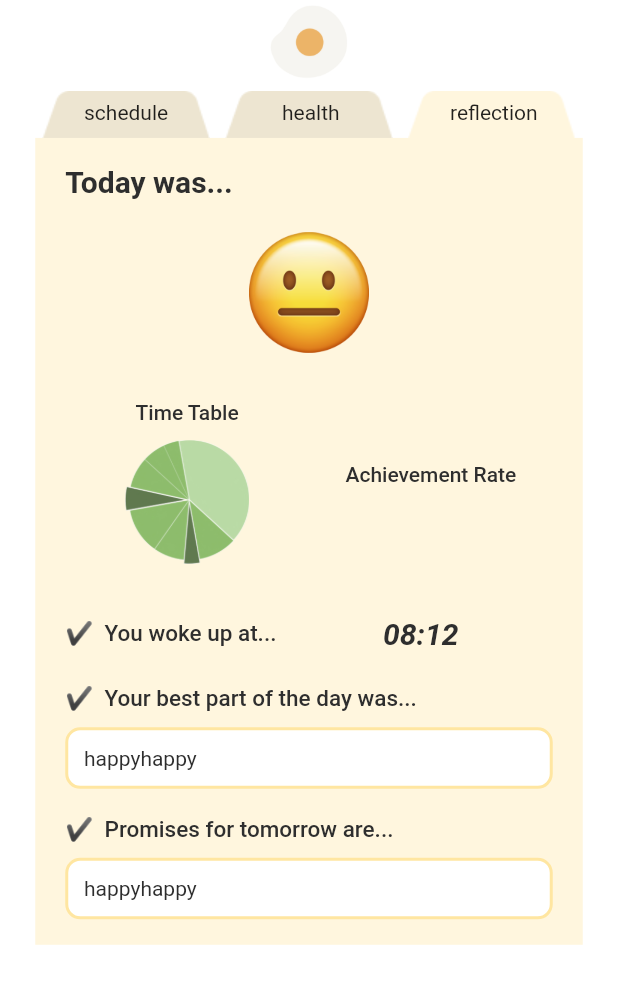
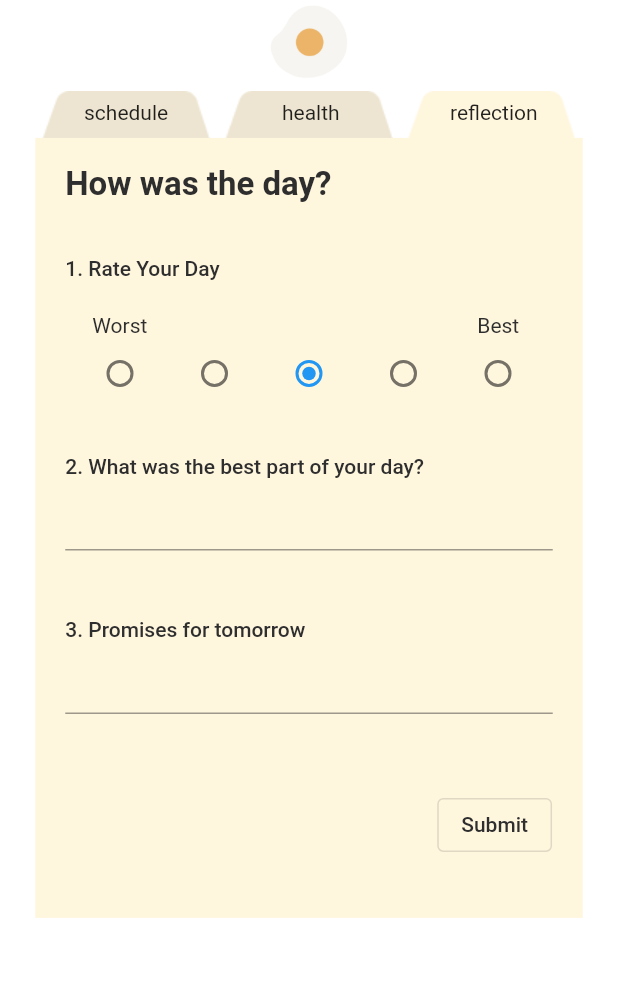
Before and after one commit to HCI-CEO/LifeIsAnEgg, a Flutter app: the screen it shows after launch, after a tap on "reflection", on a phone screen of 412 x 824 dp. Shown: the top 984 px of the screen. Run offline on Flutter 3.47's test engine with Material 2 defaults, Android fonts, the phone set to English and light mode, and no system bars.

Commit message:
1차 완

```diff
--- a/lib/day_file_box.dart
+++ b/lib/day_file_box.dart
@@ -14,7 +14,6 @@ class _FileBoxState extends State<FileBox> {
   int curPage = 0;
 
   void navigate(int p){
-
     setState(() {
       List _temp = [..._navPageImg];
       for(int i=0;i<3;i++){
@@ -79,16 +78,16 @@ class _FileBoxState extends State<FileBox> {
         ),
         Container(
           width: 365,
-          color: Color.fromARGB(255, 255, 246, 222),
+          color: const Color.fromARGB(255, 255, 246, 222),
           child: Padding(
-            padding: EdgeInsets.fromLTRB(20, 10, 20, 10),
+            padding: const EdgeInsets.fromLTRB(20, 10, 20, 10),
             child:(
                 curPage==0?
                 /**** ScheduleList() ****/ null :(
                     curPage==1?
                     /**** 여기에 null 대신 Health ****/ null  : (
                         curPage==2?
-                            Submit()
+                            ReflectionResult()
                             :null
                     )
                 )
@@ -99,14 +98,3 @@ class _FileBoxState extends State<FileBox> {
     );
   }
 }
-
-class Submit extends StatelessWidget {
-  const Submit({Key? key}) : super(key: key);
-
-  @override
-  Widget build(BuildContext context) {
-    return Container(
-      child: ReflectionResult()
-    );
-  }
-}
--- a/lib/main.dart
+++ b/lib/main.dart
@@ -15,6 +15,7 @@ class MyApp extends StatelessWidget {
       theme: ThemeData(
       ),
       home: Scaffold(
+        resizeToAvoidBottomInset: false,
         backgroundColor: Colors.white,
         appBar: AppBar(
           backgroundColor: Colors.white,
--- a/lib/reflection.dart
+++ b/lib/reflection.dart
@@ -10,41 +10,49 @@ class Reflection extends StatefulWidget {
 class _ReflectionState extends State<Reflection> {
   int rateDay = 3;
 
-  TextEditingController BestPartTextController = TextEditingController();
-  TextEditingController PromisesTextController = TextEditingController();
+  String bestPart ='';
+  String promises = '';
+
+  ScrollController scrollController = ScrollController();
+  TextEditingController bestPartTextController = TextEditingController();
+  TextEditingController promisesTextController = TextEditingController();
 
   @override
   void dispose(){
-    BestPartTextController.dispose();
-    PromisesTextController.dispose();
+    bestPartTextController.dispose();
+    promisesTextController.dispose();
+    scrollController.dispose();
     super.dispose();
   }
 
   @override
   Widget build(BuildContext context) {
-    return SingleChildScrollView (
+    return Container(
+      height: 500,
+      child: SingleChildScrollView (
+        controller: scrollController,
         scrollDirection: Axis.vertical,
         child: Column(
           crossAxisAlignment: CrossAxisAlignment.start,
-        children: [
-          SizedBox(height: 8),
-          Text('How was the day?',
+          children: <Widget> [
+            const SizedBox(height: 8),
+            const Text('How was the day?',
             style: TextStyle(
               color: Color.fromARGB(255, 46, 46, 46),
-            fontSize: 20,
+              fontSize: 22,
               fontWeight: FontWeight.bold,
             ),),
-          SizedBox(height: 35,),
-          Text('1. Rate Your Day',
+            const SizedBox(height: 35,),
+            const Text('1. Rate Your Day',
               style: TextStyle(
                 color: Color.fromARGB(255, 46, 46, 46),
                 fontWeight: FontWeight.w500
               )
             ),
-          SizedBox(height: 22),
+            const SizedBox(height: 22),
             Row(
               mainAxisAlignment: MainAxisAlignment.start,
-            children: <Widget> [
+              children: const <Widget> [
                 SizedBox(width: 18),
                 Text('Worst',
                     style: TextStyle(
@@ -70,7 +78,7 @@ class _ReflectionState extends State<Reflection> {
                         rateDay = 1;
                       });
                     }),
-              SizedBox(width: 15),
+                const SizedBox(width: 15),
                 Radio(
                     value: 2,
                     groupValue: rateDay,
@@ -79,7 +87,7 @@ class _ReflectionState extends State<Reflection> {
                         rateDay = 2;
                       });
                     }),
-              SizedBox(width: 15),
+                const SizedBox(width: 15),
                 Radio(
                     value: 3,
                     groupValue: rateDay,
@@ -88,7 +96,7 @@ class _ReflectionState extends State<Reflection> {
                         rateDay = 3;
                       });
                     }),
-              SizedBox(width: 15),
+                const SizedBox(width: 15),
                 Radio(
                     value: 4,
                     groupValue: rateDay,
@@ -97,7 +105,7 @@ class _ReflectionState extends State<Reflection> {
                         rateDay = 4;
                       });
                     }),
-              SizedBox(width: 15),
+                const SizedBox(width: 15),
                 Radio(
                     value: 5,
                     groupValue: rateDay,
@@ -108,40 +116,56 @@ class _ReflectionState extends State<Reflection> {
                     }),
               ],
             ),
-          SizedBox(height: 30),
-          Text('2. What was the best part of your day?',
+            const SizedBox(height: 30),
+            const Text('2. What was the best part of your day?',
               style: TextStyle(
                   color: Color.fromARGB(255, 46, 46, 46),
                   fontWeight: FontWeight.w500
                 ),
             ),
             TextField(
-            controller: BestPartTextController,
+              controller: bestPartTextController,
+              onChanged: (text) {
+                bestPart = bestPartTextController.text;
+              },
+              onTap: () {
+                scrollController.animateTo(140.0,
+                    duration: Duration(milliseconds: 500),
+                    curve: Curves.ease);
+              },
             ),
-          SizedBox(height: 45),
-          Text('3. Promises for tomorrow',
+            const SizedBox(height: 45),
+            const Text('3. Promises for tomorrow',
               style: TextStyle(
                   color: Color.fromARGB(255, 46, 46, 46),
                   fontWeight: FontWeight.w500
               ),
             ),
             TextField(
-            controller: PromisesTextController,
+              controller: promisesTextController,
+              onChanged: (text) {
+                promises = promisesTextController.text;
+              },
+              onTap: () {
+                scrollController.animateTo(140.0,
+                    duration: Duration(milliseconds: 500),
+                    curve: Curves.ease);
+              },
             ),
-          SizedBox(height: 50),
+            const SizedBox(height: 50),
             Row(
               children: [
-              SizedBox(width: 248),
+                const SizedBox(width: 248),
                 OutlinedButton(
                     onPressed: () {
                       showDialog(
                         context: context,
                         builder: (BuildContext context) {
                           return AlertDialog(
-                          title: Text('Reflection Result'),
+                            title: const Text('Reflection Result'),
                             content: SingleChildScrollView(
                               child: ListBody(
-                              children: <Widget> [
+                                children: const <Widget> [
                                   Text('Once submitted, you cannot edit the answers again.',
                                       style: TextStyle (
                                           color: Color.fromARGB(255, 46, 46, 46)
@@ -158,7 +182,7 @@ class _ReflectionState extends State<Reflection> {
                                   onPressed: () {
                                     Navigator.of(context).pop();
                                   },
-                                child: Text('NO',
+                                  child: const Text('NO',
                                   style: TextStyle (
                                     color: Color.fromARGB(255, 46, 46, 46)
                                   ),)
@@ -177,7 +201,7 @@ class _ReflectionState extends State<Reflection> {
                         }
                       );
                     },
-                  child: Text('Submit',
+                    child: const Text('Submit',
                         style: TextStyle(
                           color: Color.fromARGB(255, 46, 46, 46),
                         )
@@ -187,40 +211,56 @@ class _ReflectionState extends State<Reflection> {
             ),
           ],
         ),
+      ),
     );
   }
 }
 
-class ReflectionResult extends StatelessWidget {
-  ReflectionResult({Key? key}) : super(key: key);
+class ReflectionResult extends StatefulWidget {
+  const ReflectionResult({Key? key}) : super(key: key);
 
-  int rateDay = 2; // 데베에서 가져오기
+  @override
+  State<ReflectionResult> createState() => _ReflectionResultState();
+}
 
-  List _emojiImg = <String>['images/worst.png','images/bad.png', 'images/soso.png', 'images/good.png', 'images/best.png'];
+class _ReflectionResultState extends State<ReflectionResult> {
+  final List _emojiImg = <String>['images/worst.png','images/bad.png', 'images/soso.png', 'images/good.png', 'images/best.png'];
 
   @override
   Widget build(BuildContext context) {
-    return SingleChildScrollView(
+    // 데베에서 가져오기
+    int rateDay = 3;
+    double rateValue = 43.0;
+    String bestPart = '';
+    String promises = '';
+    bool yesMemory = true;
+
+    if(yesMemory) {
+      return Reflection();
+    } else {
+      return Container(
+          child: SingleChildScrollView(
               scrollDirection: Axis.vertical,
-        child: Column (
+              child: Column(
                 crossAxisAlignment: CrossAxisAlignment.start,
                 children: [
-            SizedBox(height: 8),
-            Text('Today was...',
-              style: TextStyle (
+                  const SizedBox(height: 8),
+                  const Text(
+                    "Today's Reflection",
+                    style: TextStyle(
                       color: Color.fromARGB(255, 46, 46, 46),
-                fontSize: 20,
+                      fontSize: 22,
                       fontWeight: FontWeight.bold,
                     ),
                   ),
-            SizedBox(height: 22),
+                  const SizedBox(height: 24),
                   Row(
                     mainAxisAlignment: MainAxisAlignment.center,
                     children: [
                       Image.asset(_emojiImg[rateDay], width: 80),
                     ],
                   ),
-            SizedBox(height: 32),
+                  const SizedBox(height: 20),
                   Row(
                     children: [
                       Expanded(
@@ -228,109 +268,133 @@ class ReflectionResult extends StatelessWidget {
                             alignment: Alignment.center,
                             child: Column(
                               children: [
-                        Text('Time Table',
-                          style: TextStyle (
+                                const Text(
+                                  'Time Table',
+                                  style: TextStyle(
                                     color: Color.fromARGB(255, 46, 46, 46),
                                     fontWeight: FontWeight.w500,
-                          ),),
-                        SizedBox(height: 10),
+                                  ),
+                                ),
+                                const SizedBox(height: 10),
                                 Image.asset('images/time_table.png', width: 83)
                               ],
-                    )
-                  ),
+                            )),
                       ),
                       Expanded(
                         child: Container(
                             alignment: Alignment.center,
-                      child: Column(
-                        children: [
-                          Text('Achievement Rate',
-                            style: TextStyle (
+                            child: Column(children: [
+                              const Text(
+                                'Achievement Rate',
+                                style: TextStyle(
                                   color: Color.fromARGB(255, 46, 46, 46),
                                   fontWeight: FontWeight.w500,
-                            ),),
-                          SizedBox(height: 10),
+                                ),
+                              ),
+                              const SizedBox(height: 10),
+                              Row(
+                                mainAxisAlignment: MainAxisAlignment.center,
+                                children: [
+                                  Stack(
+                                      alignment:
+                                          AlignmentDirectional.bottomStart,
+                                      children: [
+                                        Container(
+                                          width: 30,
+                                          height: 83,
+                                          decoration: BoxDecoration(
+                                            color: const Color(0xd8FFFFFF),
+                                            borderRadius:
+                                                BorderRadius.circular(20.0),
+                                          ),
+                                        ),
+                                        Container(
+                                          width: 30,
+                                          height: rateValue,
+                                          decoration: BoxDecoration(
+                                            color: const Color(0xd88DBC65),
+                                            borderRadius:
+                                                BorderRadius.circular(20.0),
+                                          ),
+                                        ),
+                                      ]),
+                                  const SizedBox(width: 12),
+                                  Text(rateValue.toInt().toString() + '%',
+                                      style: const TextStyle(
+                                          color:
+                                              Color.fromARGB(255, 46, 46, 46),
+                                          fontWeight: FontWeight.w600,
+                                          fontSize: 18)),
                                 ],
                               )
-                  ),
+                            ])),
                       ),
                     ],
                   ),
-            SizedBox(height: 35),
+                  const SizedBox(height: 35),
                   Row(
-              children: [
+                    children: const [
                       Text('✔  ️You woke up at...                   ',
-                    style: TextStyle (
+                          style: TextStyle(
                               color: Color.fromARGB(255, 46, 46, 46),
                               fontWeight: FontWeight.w500,
-                        fontSize: 15
-                    )
-                ),
+                              fontSize: 15)),
                       Text('08:12',
-                    style: TextStyle (
+                          style: TextStyle(
                             color: Color.fromARGB(255, 46, 46, 46),
                             fontWeight: FontWeight.w600,
                             fontStyle: FontStyle.italic,
                             fontSize: 20,
-                    )
-                ),
+                          )),
                     ],
                   ),
-            SizedBox(height: 23),
-            Text('✔  ️Your best part of the day was...',
-                style: TextStyle (
+                  const SizedBox(height: 23),
+                  const Text('✔  ️Your best part of the day was...',
+                      style: TextStyle(
                           color: Color.fromARGB(255, 46, 46, 46),
                           fontWeight: FontWeight.w500,
-                    fontSize: 15
-                )),
-            SizedBox(height: 10),
+                          fontSize: 15)),
+                  const SizedBox(height: 10),
                   Container(
                       width: 330,
                       decoration: BoxDecoration(
                           color: Colors.white,
                           borderRadius: BorderRadius.circular(10.0),
                           border: Border.all(
-                        color: Color.fromARGB(255, 255, 230, 161),
-                        width: 2
-                    )
-                ),
+                              color: const Color.fromARGB(255, 255, 230, 161),
+                              width: 2)),
                       child: Padding(
-                  padding: EdgeInsets.all(10.5),
-                  child: Text('happyhappy',
-                      style: TextStyle (
+                        padding: const EdgeInsets.all(10.5),
+                        child: Text(bestPart,
+                            style: const TextStyle(
                               color: Color.fromARGB(255, 46, 46, 46),
                             )),
-                )
-            ),
-            SizedBox(height: 18),
-            Text('✔  ️Promises for tomorrow are...',
-                style: TextStyle (
+                      )),
+                  const SizedBox(height: 18),
+                  const Text('✔  ️Promises for tomorrow are...',
+                      style: TextStyle(
                           color: Color.fromARGB(255, 46, 46, 46),
                           fontWeight: FontWeight.w500,
-                    fontSize: 15
-                )),
-            SizedBox(height: 10),
+                          fontSize: 15)),
+                  const SizedBox(height: 10),
                   Container(
                       width: 330,
                       decoration: BoxDecoration(
                           color: Colors.white,
                           borderRadius: BorderRadius.circular(10.0),
                           border: Border.all(
-                        color: Color.fromARGB(255, 255, 230, 161),
-                        width: 2
-                    )
-                ),
+                              color: const Color.fromARGB(255, 255, 230, 161),
+                              width: 2)),
                       child: Padding(
-                  padding: EdgeInsets.all(10.5),
-                  child: Text('happyhappy',
-                      style: TextStyle (
+                        padding: const EdgeInsets.all(10.5),
+                        child: Text(promises,
+                            style: const TextStyle(
                               color: Color.fromARGB(255, 46, 46, 46),
                             )),
-                )
-            ),
-            SizedBox(height: 7)
+                      )),
+                  const SizedBox(height: 7)
                 ],
-        )
-    );
+              )));
     }
   }
+}
```
Lines whose indentation alone changed are shown as unchanged.
